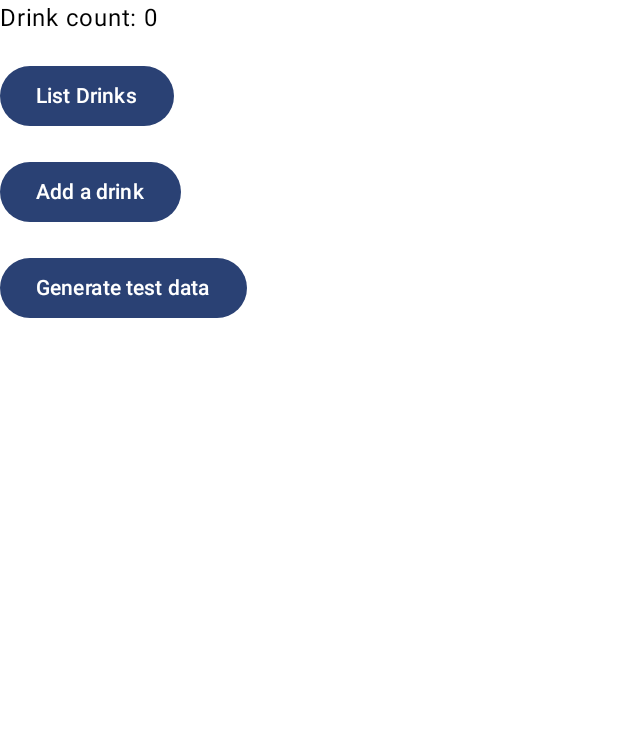
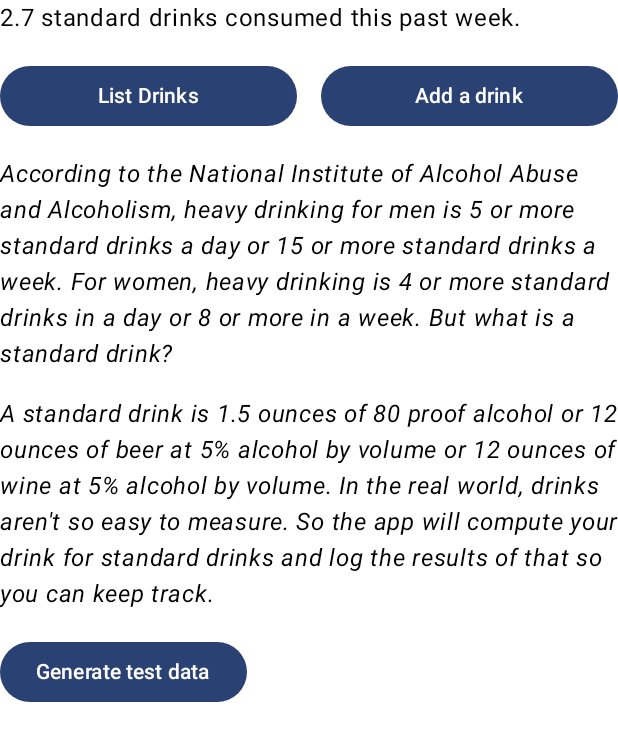
Before and after one commit to darrellaucutt/DrinkWise, an Android app built with Jetpack Compose: the @Preview function HomeScreenPreview, on a phone screen of 412 x 824 dp. Shown: the top 741 px of the screen. Run offline under Robolectric (Android 15) with nearby library versions, the phone set to English and light mode, and no system bars; our stand-ins replace Room's generated code.

Commit message:
Starting on the landing screen.

```diff
--- a/app/src/main/java/net/aucutt/drinkwise/MainActivity.kt
+++ b/app/src/main/java/net/aucutt/drinkwise/MainActivity.kt
@@ -1,9 +1,11 @@
 package net.aucutt.drinkwise
 
+import android.os.Build
 import android.os.Bundle
 import androidx.activity.ComponentActivity
 import androidx.activity.compose.setContent
 import androidx.activity.enableEdgeToEdge
+import androidx.annotation.RequiresApi
 import androidx.compose.runtime.Composable
 import androidx.lifecycle.viewmodel.compose.viewModel
 import androidx.navigation.compose.NavHost
@@ -27,6 +29,7 @@ private data object AddDrinkRoute
 private data object ListDrinksRoute
 class MainActivity : ComponentActivity() {
 
+    @RequiresApi(Build.VERSION_CODES.O)
     override fun onCreate(savedInstanceState: Bundle?) {
         super.onCreate(savedInstanceState)
         enableEdgeToEdge()
@@ -38,6 +41,7 @@ class MainActivity : ComponentActivity() {
         }
     }
 
+    @RequiresApi(Build.VERSION_CODES.O)
     @Composable
     private fun DrinkWiseApp(drinkViewModel : DrinkViewModel = viewModel()) {
         val navController = rememberNavController()
@@ -49,7 +53,7 @@ class MainActivity : ComponentActivity() {
                 HomeScreen(
                     { navController.navigate(AddDrinkRoute) },
                     onListDrinks = {navController.navigate(ListDrinksRoute)},
-                    drinkModel = drinkViewModel
+                    onGenerateTestData = { drinkViewModel.generateTestData() }
                 )
             }
             composable<AddDrinkRoute> {
--- a/app/src/main/java/net/aucutt/drinkwise/math/StandardDrink.kt
+++ b/app/src/main/java/net/aucutt/drinkwise/math/StandardDrink.kt
@@ -1,7 +1,11 @@
 package net.aucutt.drinkwise.math
+
+import net.aucutt.drinkwise.data.Drink
 
 object StandardDrink {
 
+
+    const val NIA_URL="https://www.niaaa.nih.gov/health-professionals-communities/core-resource-on-alcohol/basics-defining-how-much-alcohol-too-much#pub-toc4"
     enum class DrinkType(val displayText: String) {
         WINE("Wine"),
         BEER("Beer"),
@@ -26,4 +30,21 @@ object StandardDrink {
         // and then see what the user selected.
         return DrinkType.OTHER
     }
+
+    fun computeTotalForWeek(drinks : List<Drink>) :Float {
+        var total  = 0f
+        for( drink in drinks ) {
+            total += drink.drinkWeight
+        }
+        return total
+    }
+    //I think I want to allow them to select a time period.
+    fun computeTotalForDay(drinks : List<Drink>) :Float {
+        var total  = 0f
+        for( drink in drinks ) {
+            total += drink.drinkWeight
+        }
+        return total
+    }
+
 }
--- a/app/src/main/java/net/aucutt/drinkwise/ui/HomeScreen.kt
+++ b/app/src/main/java/net/aucutt/drinkwise/ui/HomeScreen.kt
@@ -1,9 +1,12 @@
 package net.aucutt.drinkwise.ui
 
+import android.text.Layout.Alignment
 import android.util.Log
 import androidx.compose.foundation.layout.Arrangement
 import androidx.compose.foundation.layout.Column
+import androidx.compose.foundation.layout.Row
 import androidx.compose.foundation.layout.fillMaxSize
+import androidx.compose.foundation.layout.fillMaxWidth
 import androidx.compose.foundation.layout.padding
 import androidx.compose.foundation.layout.width
 import androidx.compose.material3.Button
@@ -12,19 +15,26 @@ import androidx.compose.material3.Text
 import androidx.compose.runtime.Composable
 import androidx.compose.runtime.getValue
 import androidx.compose.ui.Modifier
+import androidx.compose.ui.platform.LocalContext
 import androidx.compose.ui.tooling.preview.Preview
 import androidx.compose.ui.unit.dp
 import androidx.lifecycle.compose.collectAsStateWithLifecycle
 import androidx.lifecycle.viewmodel.compose.viewModel
 import net.aucutt.drinkwise.MainActivity
+import net.aucutt.drinkwise.R
 import net.aucutt.drinkwise.data.Drink
 import net.aucutt.drinkwise.data.DrinkViewModel
+import net.aucutt.drinkwise.math.StandardDrink
 import net.aucutt.drinkwise.ui.theme.DrinkWiseTheme
+import kotlin.time.Duration.Companion.days
+import androidx.compose.ui.res.stringResource
+import androidx.compose.ui.text.font.FontStyle
 
 @Composable
 fun HomeScreen(
     onAddDrink: () -> Unit,
     onListDrinks: () -> Unit,
+    onGenerateTestData: () -> Unit,
     modifier: Modifier = Modifier,
     drinkModel: DrinkViewModel = viewModel()
 ) {
@@ -38,11 +48,13 @@ fun HomeScreen(
         modifier = modifier.fillMaxSize(),
     ) { padding ->
         HomeScreenContent(
-            drinksCount = drinks.size,
+            drinks = drinks,
             modifier = Modifier
-                .padding(padding),
+                .padding(padding)
+                .padding(start = 16.dp, end = 16.dp, top = 16.dp),
             onAddDrink = onAddDrink,
-            onResetDrinks = onListDrinks
+            onResetDrinks = onListDrinks,
+            onGenerateTestData = onGenerateTestData
         )
     }
 }
@@ -50,27 +62,40 @@ fun HomeScreen(
 // Stateless composable separated for preview and state hoisting
 @Composable
 fun HomeScreenContent(
-    drinksCount: Int,
+    drinks: List<Drink>,
     modifier: Modifier = Modifier,
     onAddDrink: () -> Unit = {},
     onResetDrinks: () -> Unit = {},
-    drinkModel: DrinkViewModel = viewModel()
+    onGenerateTestData: () -> Unit = {}
 ) {
+    val standardDrinks = StandardDrink.computeTotalForWeek(drinks)
     Column(modifier = modifier,
         verticalArrangement = Arrangement.spacedBy(16.dp)) {
         Text(
-            text = "Drink count: $drinksCount"
+            text = stringResource(R.string.home_screen_week_totals, standardDrinks)
+
         )
+        Row(modifier = Modifier.fillMaxWidth(),
+            horizontalArrangement = Arrangement.spacedBy(16.dp)){
             Button(
                 onClick = onResetDrinks,
+                modifier = Modifier.weight(1f),
                 content = { Text(text = "List Drinks") }
             )
             Button(
                 onClick = onAddDrink,
+                modifier = Modifier.weight(1f),
                 content = { Text(text = "Add a drink") },
             )
+        }
+        Text(text = stringResource(R.string.home_screen_data),
+            fontStyle = FontStyle.Italic
+        )
+        Text(text = stringResource(R.string.home_screen_data1),
+           fontStyle = FontStyle.Italic
+        )
         Button(
-            onClick = {drinkModel.generateTestData()},
+            onClick = onGenerateTestData,
             content = { Text(text = "Generate test data") },
         )
 
@@ -82,8 +107,21 @@ fun HomeScreenContent(
 fun HomeScreenPreview() {
     DrinkWiseTheme {
         // Use stateless composable in Preview to avoid ViewModel instantiation issues
+
+        val drinks = listOf<Drink>(
+            Drink(
+                date = System.currentTimeMillis(),
+                type = StandardDrink.DrinkType.WINE.displayText,
+                drinkWeight = 1.1f
+            ),
+            Drink(
+                date = System.currentTimeMillis() - 1.days.inWholeMilliseconds,
+                type = StandardDrink.DrinkType.BEER.displayText,
+                drinkWeight = 1.6f
+            )
+        )
         HomeScreenContent(
-            drinksCount = 0
+            drinks
         )
     }
 }
--- a/app/src/main/res/values/strings.xml
+++ b/app/src/main/res/values/strings.xml
@@ -6,6 +6,9 @@
     <string name="add_drink_add">Add Drink</string>
     <string name="add_drink_compute_toast">That %1$s is %2$.1f standard drinks!</string>
     <string name="add_drink_save_toast">Added %1$s at %2$.1f standard drinks!</string>
+    <string name="home_screen_week_totals">%1$.1f standard drinks consumed this past week.</string>
+    <string name="home_screen_data">According to the National Institute of Alcohol Abuse and Alcoholism, heavy drinking for men is 5 or more standard drinks a day or 15  or more standard drinks a week. For women, heavy drinking is 4 or more standard drinks in a day or 8 or more in a week. But what is a <b>standard drink?</b> </string>
+    <string name="home_screen_data1">A <b>standard drink</b> is 1.5 ounces of 80 proof alcohol or 12 ounces of beer at 5% alcohol by volume or 12 ounces of wine at 5% alcohol by volume. In the real world, drinks aren\'t so easy to measure. So the app will compute your drink for standard drinks and log the results of that so you can keep track. </string>
     <string name="back">Back</string>
     <string name="list_drinks_title">View or delete past drinks</string>
     <string name="list_drinks_disclaimer">Looking for more data? Sorry we only hold drink data for the week!</string>
```
Lines whose indentation alone changed are shown as unchanged.
